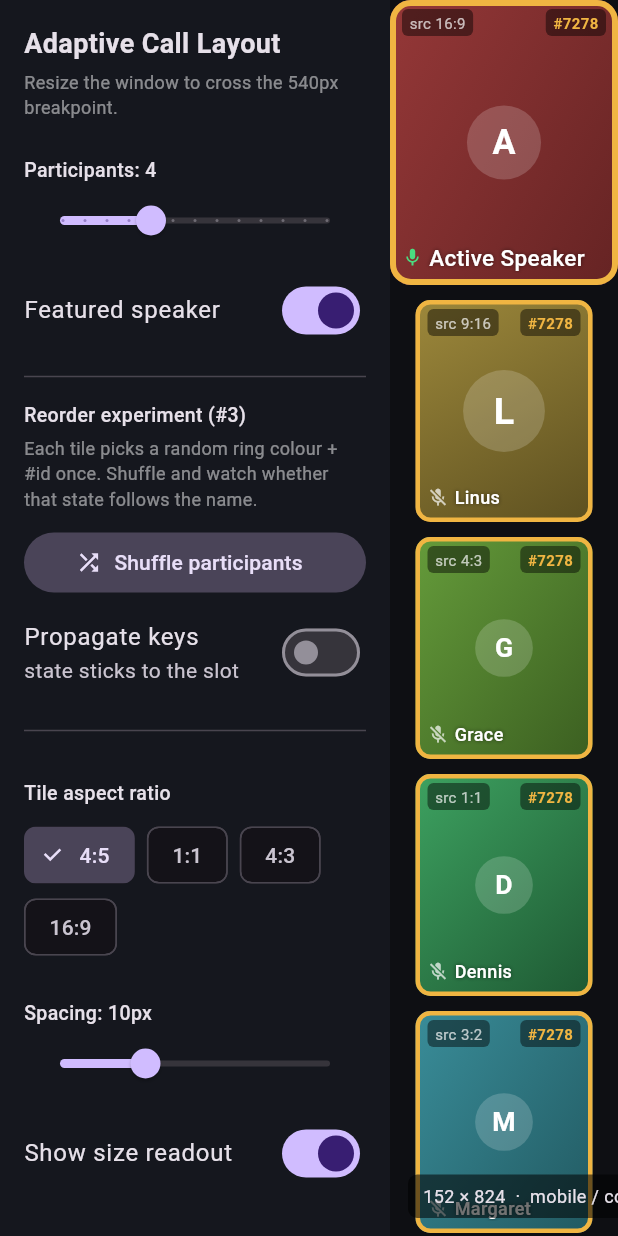
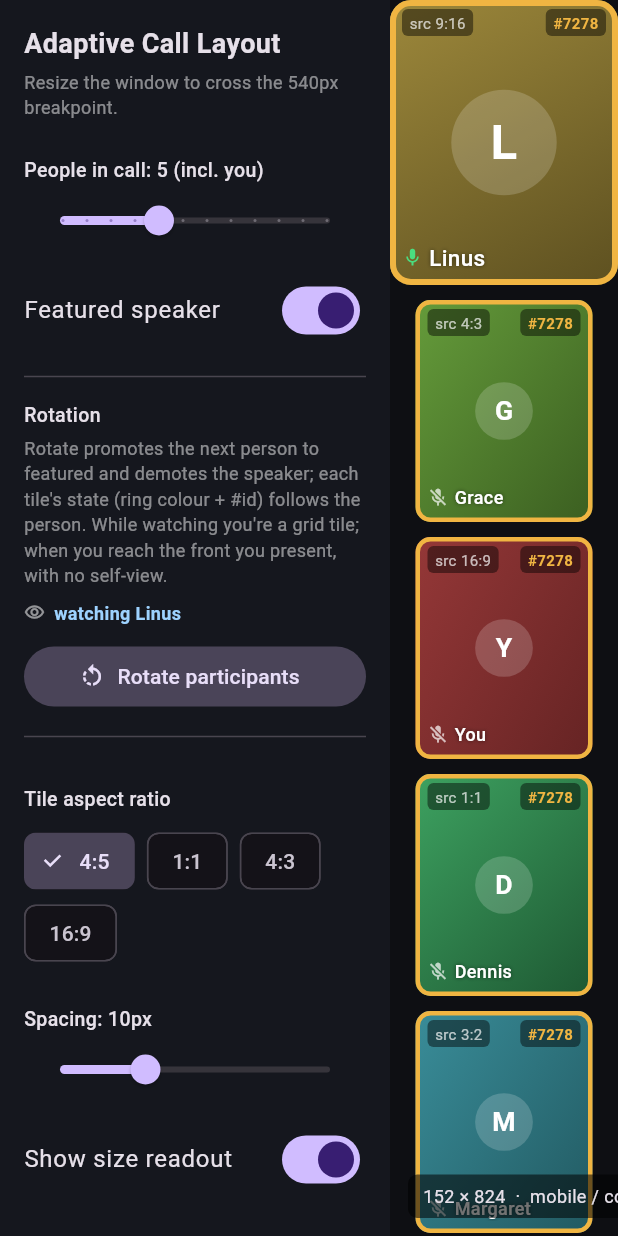
Before and after one commit to blopker/video_layout, a Flutter app: the screen it shows after launch, on a phone screen of 412 x 824 dp. Run offline on Flutter 3.47's test engine with Material 3 defaults, Android fonts, the phone set to English and light mode, and no system bars; our stand-ins replace web; missing offline and left inert: dart:js_interop, dart:ui_web.

Commit message:
Add rotations, remove keys option

```diff
--- a/lib/layout.dart
+++ b/lib/layout.dart
@@ -89,6 +89,10 @@ class AdaptiveCallLayout extends StatelessWidget {
       children: [
         if (speaker != null)
           LayoutId(
+            // Carry the speaker's key so a participant promoted into (or
+            // demoted out of) the featured slot reuses its element — state and
+            // bound video stream ride along instead of being rebound.
+            key: speaker!.key,
             id: _speakerSlot,
             child: RepaintBoundary(child: speaker!),
           ),
--- a/lib/main.dart
+++ b/lib/main.dart
@@ -39,26 +39,36 @@ class _PrototypeHomeState extends State<PrototypeHome> {
   double _spacing = 10;
   bool _showStats = true;
   bool _webcamReady = false;
-  bool _useKeys = false; // #3: propagate stable keys to the layout's tiles?
 
-  // Stable participant identities, so a shuffle reorders the *same* people.
-  final List<int> _ids = [1, 2, 3, 4];
+  // The local user. Always in the call, but never shown to themselves: when
+  // *they* are the active speaker, the featured slot is empty (no self-view).
+  static const _meId = 0;
+
+  // Ordered queue of stable person ids; index 0 is the active speaker. `me`
+  // starts mid-queue so the default view features someone else.
+  final List<int> _queue = [1, 2, _meId, 3, 4];
   int _nextId = 5;
 
-  int get _participantCount => _ids.length;
+  int get _peopleCount => _queue.length;
+
+  String _nameOf(int id) => id == _meId ? 'You' : _names[id % _names.length];
 
   void _setCount(int n) {
     setState(() {
-      while (_ids.length < n) {
-        _ids.add(_nextId++);
+      while (_queue.length < n) {
+        _queue.add(_nextId++);
       }
-      while (_ids.length > n) {
-        _ids.removeLast();
+      // Shrink from the back, but never drop the local user.
+      while (_queue.length > n) {
+        final i = _queue.lastIndexWhere((id) => id != _meId);
+        if (i < 0) break;
+        _queue.removeAt(i);
       }
     });
   }
 
-  void _shuffle() => setState(() => _ids.shuffle());
+  // Active speaker moves to the back; the next person is promoted.
+  void _rotate() => setState(() => _queue.add(_queue.removeAt(0)));
 
   static const _aspects = <String, double>{
     '4:5': 4 / 5,
@@ -81,45 +91,58 @@ class _PrototypeHomeState extends State<PrototypeHome> {
     // One live <video> per tile, all bound to the same camera stream.
     Widget? video() => _webcamReady ? buildWebcamView() : null;
 
+    // A tile for one person. The same widget type is used featured or in the
+    // grid, so (with keys) its state survives a promotion/demotion.
+    _FakeVideo tileFor(int id, {bool featured = false}) => _FakeVideo(
+      // A stable per-person key so each tile's state (and its bound video
+      // stream) follows the person across a rotation — including across the
+      // featured↔grid boundary.
+      key: ValueKey(id),
+      label: _nameOf(id),
+      seed: id,
+      speaking: featured,
+      big: featured,
+      video: video(),
+    );
+
+    // Rendered from the local user's perspective. The active speaker is
+    // featured — unless that's *me*, in which case there's no featured tile
+    // (no self-view) and I drop out of the grid too. Otherwise I appear in the
+    // grid like everyone else (self-view while not presenting).
+    final activeId = _showSpeaker && _queue.isNotEmpty ? _queue.first : null;
+    final iAmSpeaker = activeId == _meId;
+    final featuredId = (activeId != null && !iAmSpeaker) ? activeId : null;
+    final gridIds = _queue.where(
+      (id) => id != featuredId && !(iAmSpeaker && id == _meId),
+    );
+
     final layout = AdaptiveCallLayout(
       tileAspectRatio: _aspect,
       spacing: _spacing,
-      speaker: _showSpeaker
-          ? _FakeVideo(
-              label: 'Active Speaker',
-              seed: 0,
-              speaking: true,
-              big: true,
-              video: video(),
-            )
-          : null,
-      participants: [
-        for (final id in _ids)
-          _FakeVideo(
-            // #3: with keys, per-tile state follows the person across a
-            // shuffle; without, it stays glued to the slot.
-            key: _useKeys ? ValueKey(id) : null,
-            label: _names[id % _names.length],
-            seed: id,
-            video: video(),
-          ),
-      ],
+      speaker: featuredId != null ? tileFor(featuredId, featured: true) : null,
+      participants: [for (final id in gridIds) tileFor(id)],
     );
+
+    final viewStatus = !_showSpeaker
+        ? 'equal grid (no active speaker)'
+        : iAmSpeaker
+        ? "you're presenting — no self-view"
+        : 'watching ${_nameOf(activeId!)}';
 
     return Scaffold(
       body: Row(
         children: [
           _ControlPanel(
-            participantCount: _participantCount,
+            peopleCount: _peopleCount,
             showSpeaker: _showSpeaker,
             aspect: _aspect,
             spacing: _spacing,
             showStats: _showStats,
-            useKeys: _useKeys,
             aspects: _aspects,
+            canRotate: _showSpeaker && _peopleCount >= 2,
+            viewStatus: viewStatus,
             onParticipants: _setCount,
-            onShuffle: _shuffle,
-            onUseKeys: (v) => setState(() => _useKeys = v),
+            onRotate: _rotate,
             onShowSpeaker: (v) => setState(() => _showSpeaker = v),
             onAspect: (v) => setState(() => _aspect = v),
             onSpacing: (v) => setState(() => _spacing = v),
@@ -169,32 +192,32 @@ class _PrototypeHomeState extends State<PrototypeHome> {
 
 class _ControlPanel extends StatelessWidget {
   const _ControlPanel({
-    required this.participantCount,
+    required this.peopleCount,
     required this.showSpeaker,
     required this.aspect,
     required this.spacing,
     required this.showStats,
-    required this.useKeys,
     required this.aspects,
+    required this.canRotate,
+    required this.viewStatus,
     required this.onParticipants,
-    required this.onShuffle,
-    required this.onUseKeys,
+    required this.onRotate,
     required this.onShowSpeaker,
     required this.onAspect,
     required this.onSpacing,
     required this.onShowStats,
   });
 
-  final int participantCount;
+  final int peopleCount;
   final bool showSpeaker;
   final double aspect;
   final double spacing;
   final bool showStats;
-  final bool useKeys;
   final Map<String, double> aspects;
+  final bool canRotate;
+  final String viewStatus;
   final ValueChanged<int> onParticipants;
-  final VoidCallback onShuffle;
-  final ValueChanged<bool> onUseKeys;
+  final VoidCallback onRotate;
   final ValueChanged<bool> onShowSpeaker;
   final ValueChanged<double> onAspect;
   final ValueChanged<double> onSpacing;
@@ -230,13 +253,13 @@ class _ControlPanel extends StatelessWidget {
       ),
       const SizedBox(height: 24),
 
-      _Label('Participants: $participantCount'),
+      _Label('People in call: $peopleCount (incl. you)'),
       Slider(
-        value: participantCount.toDouble(),
-        min: 0,
+        value: peopleCount.toDouble(),
+        min: 1,
         max: 12,
-        divisions: 12,
-        label: '$participantCount',
+        divisions: 11,
+        label: '$peopleCount',
         onChanged: (v) => onParticipants(v.round()),
       ),
 
@@ -249,30 +272,44 @@ class _ControlPanel extends StatelessWidget {
       ),
 
       const Divider(height: 32),
-      const _Label('Reorder experiment (#3)'),
+      const _Label('Rotation'),
       const SizedBox(height: 4),
       Text(
-        'Each tile picks a random ring colour + #id once. Shuffle and watch '
-        'whether that state follows the name.',
+        'Rotate promotes the next person to featured and demotes the speaker; '
+        "each tile's state (ring colour + #id) follows the person. While "
+        "watching you're a grid tile; when you reach the front you present, "
+        'with no self-view.',
         style: TextStyle(
           fontSize: 12,
           color: Colors.white.withValues(alpha: 0.5),
         ),
       ),
+      const SizedBox(height: 8),
+      Row(
+        children: [
+          const Icon(
+            Icons.visibility_outlined,
+            size: 14,
+            color: Colors.white54,
+          ),
+          const SizedBox(width: 6),
+          Expanded(
+            child: Text(
+              viewStatus,
+              style: const TextStyle(
+                fontSize: 12,
+                fontWeight: FontWeight.w600,
+                color: Color(0xFF9DD2FF),
+              ),
+            ),
+          ),
+        ],
+      ),
       const SizedBox(height: 10),
       FilledButton.tonalIcon(
-        onPressed: participantCount > 1 ? onShuffle : null,
-        icon: const Icon(Icons.shuffle, size: 18),
-        label: const Text('Shuffle participants'),
-      ),
-      SwitchListTile(
-        contentPadding: EdgeInsets.zero,
-        title: const Text('Propagate keys'),
-        subtitle: Text(
-          useKeys ? 'state follows the person' : 'state sticks to the slot',
-        ),
-        value: useKeys,
-        onChanged: onUseKeys,
+        onPressed: canRotate ? onRotate : null,
+        icon: const Icon(Icons.rotate_left, size: 18),
+        label: const Text('Rotate participants'),
       ),
       const Divider(height: 32),
 
```
Also changed, not shown: 2 other files.
